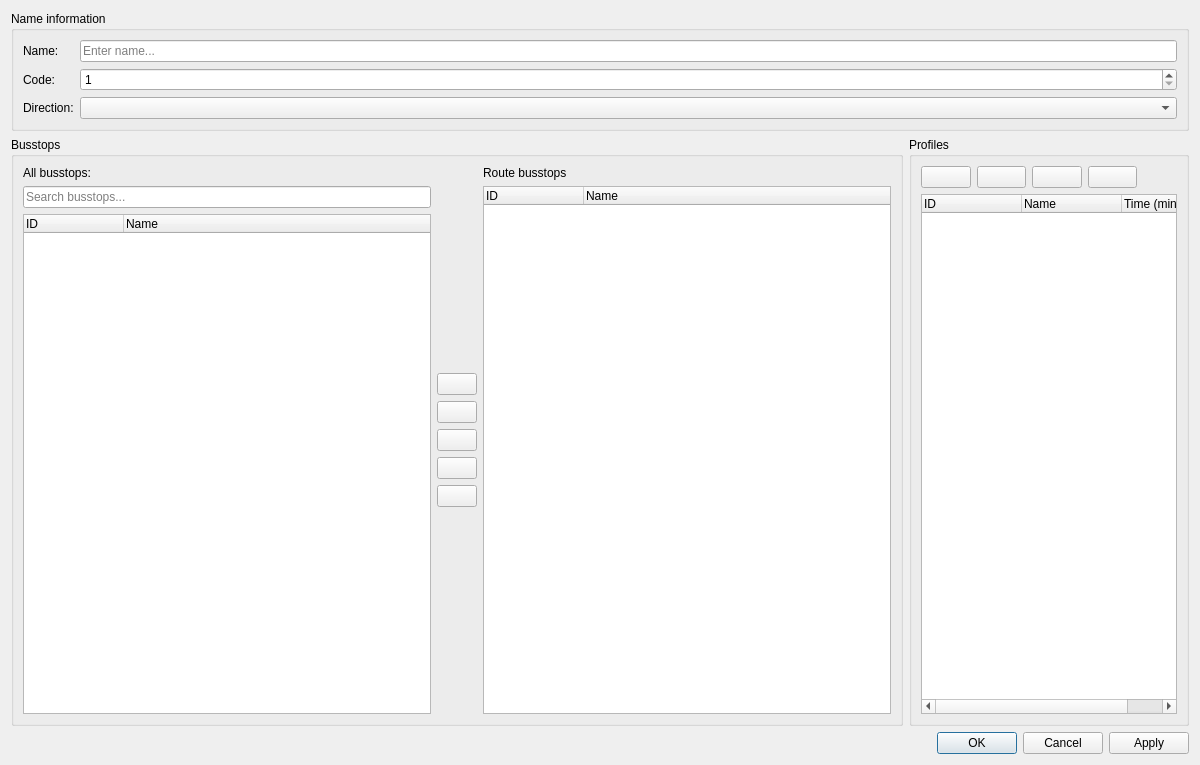
Old version of the form Dialogs/DlgRouteeditor.ui in the repository ma7t3/ScheduleMaster.
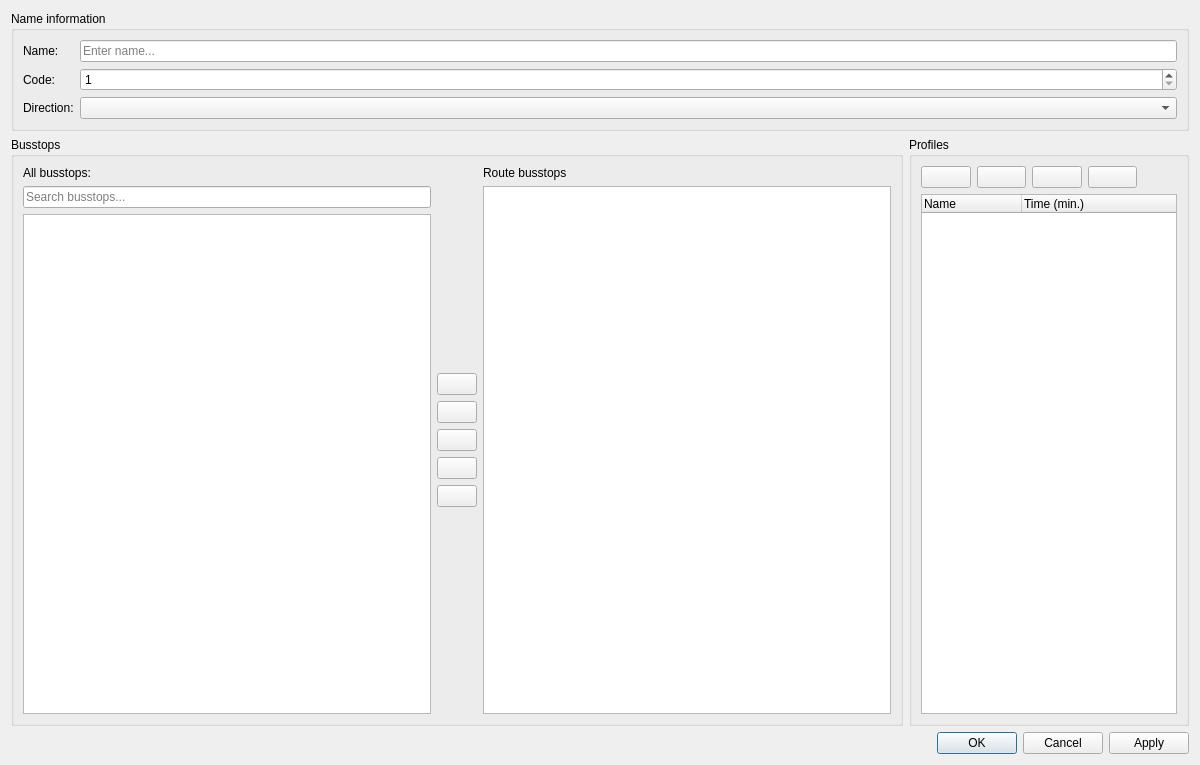
New version of the form. Icons and pictures are not drawn.

Commit message: Reworked Route and TimeProfile Editor

```diff
--- a/Dialogs/DlgRouteeditor.ui
+++ b/Dialogs/DlgRouteeditor.ui
@@ -95,23 +95,13 @@
            </widget>
           </item>
           <item>
-           <widget class="QTreeWidget" name="twAllBusstops">
+           <widget class="QListWidget" name="lwAllBusstops">
             <property name="sizePolicy">
              <sizepolicy hsizetype="Expanding" vsizetype="Expanding">
               <horstretch>0</horstretch>
               <verstretch>0</verstretch>
              </sizepolicy>
             </property>
-            <column>
-             <property name="text">
-              <string>ID</string>
-             </property>
-            </column>
-            <column>
-             <property name="text">
-              <string>Name</string>
-             </property>
-            </column>
            </widget>
           </item>
          </layout>
@@ -232,23 +222,13 @@
            </widget>
           </item>
           <item>
-           <widget class="QTreeWidget" name="twRouteBusstops">
+           <widget class="QListWidget" name="lwRouteBusstops">
             <property name="sizePolicy">
              <sizepolicy hsizetype="Expanding" vsizetype="Expanding">
               <horstretch>0</horstretch>
               <verstretch>0</verstretch>
              </sizepolicy>
             </property>
-            <column>
-             <property name="text">
-              <string>ID</string>
-             </property>
-            </column>
-            <column>
-             <property name="text">
-              <string>Name</string>
-             </property>
-            </column>
            </widget>
           </item>
          </layout>
@@ -348,11 +328,6 @@
               <verstretch>0</verstretch>
              </sizepolicy>
             </property>
-            <column>
-             <property name="text">
-              <string>ID</string>
-             </property>
-            </column>
             <column>
              <property name="text">
               <string>Name</string>
```
Left out of the diff: 36 changed lines with no effect on the pictures. The commit also changes 12 other files.
